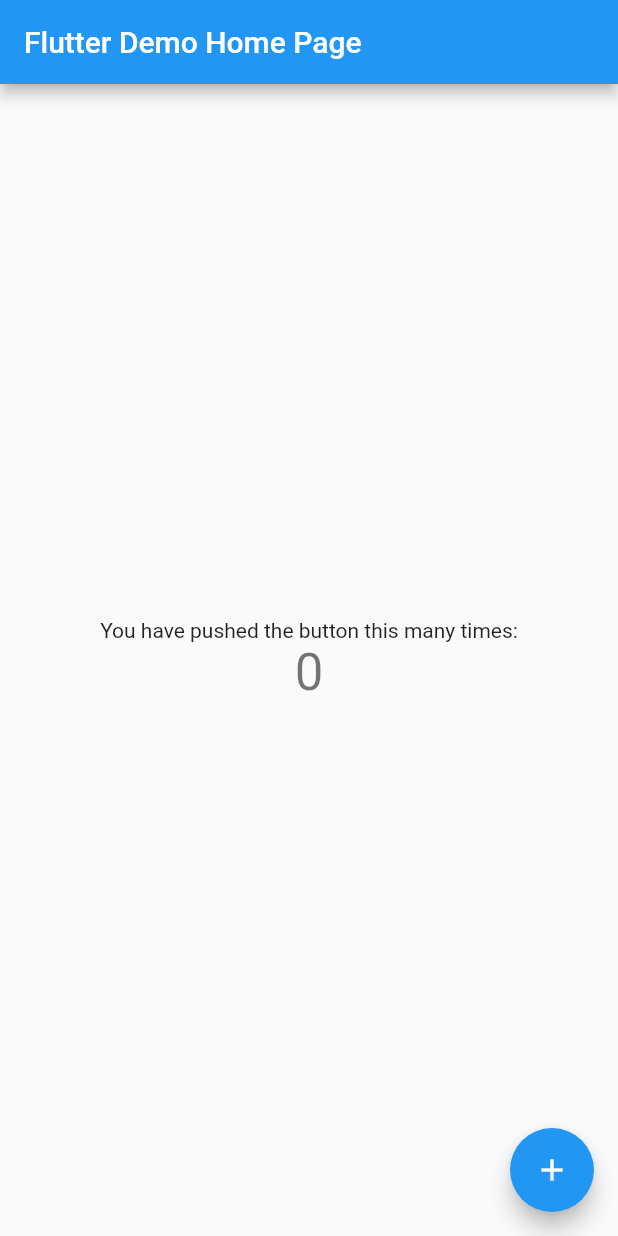
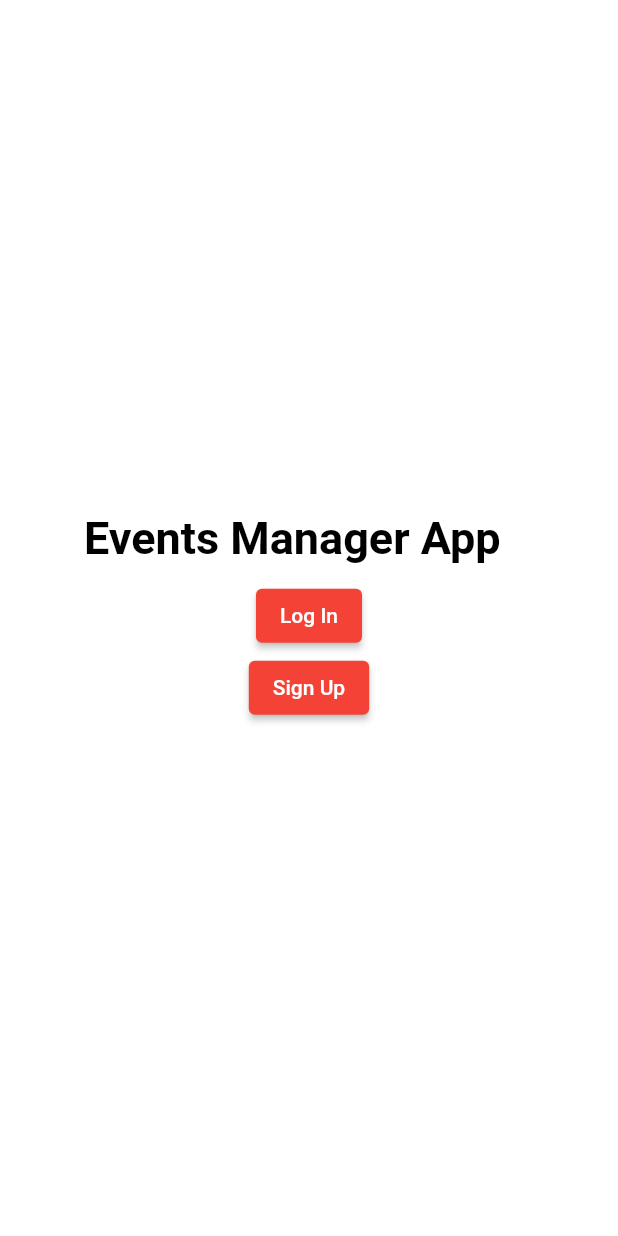
Before and after one commit to PranavNair01/Events_Manager_App, a Flutter app: the screen it shows after launch, on a phone screen of 412 x 824 dp. Run offline on Flutter 3.47's test engine with Material 2 defaults, Android fonts, the phone set to English and light mode, and no system bars; drawn by our look-alikes of animated_text_kit; our stand-ins replace firebase_auth, firebase_core, flutter_signin_button, google_sign_in; accounts and stored records are empty; Roboto replaces fonts that are missing (Agne).

Commit message:
Login and SignUp implemented

```diff
--- a/lib/main.dart
+++ b/lib/main.dart
@@ -1,112 +1,29 @@
 import 'package:flutter/material.dart';
+import 'package:firebase_core/firebase_core.dart';
+import 'screens/welcome_screen.dart';
+import 'screens/signup_page.dart';
+import 'screens/home_screen.dart';
+import 'screens/login_page.dart';
 
-void main() {
+Future<void> main() async{
+  WidgetsFlutterBinding.ensureInitialized();
+  await Firebase.initializeApp();
   runApp(MyApp());
 }
 
 class MyApp extends StatelessWidget {
+
   @override
   Widget build(BuildContext context) {
     return MaterialApp(
-      title: 'Flutter Demo',
-      theme: ThemeData(
-        // This is the theme of your application.
-        //
-        // Try running your application with "flutter run". You'll see the
-        // application has a blue toolbar. Then, without quitting the app, try
-        // changing the primarySwatch below to Colors.green and then invoke
-        // "hot reload" (press "r" in the console where you ran "flutter run",
-        // or simply save your changes to "hot reload" in a Flutter IDE).
-        // Notice that the counter didn't reset back to zero; the application
-        // is not restarted.
-        primarySwatch: Colors.blue,
-      ),
-      home: MyHomePage(title: 'Flutter Demo Home Page'),
+      title: 'Events Manager App',
+      routes: {
+        WelcomeScreen.id : (context) => WelcomeScreen(),
+        SignUpPage.id : (context) => SignUpPage(),
+        LoginPage.id : (context) => LoginPage(),
+        HomeScreen.id : (context) => HomeScreen(),
+      },
+      initialRoute: WelcomeScreen.id,
     );
   }
 }
-
-class MyHomePage extends StatefulWidget {
-  MyHomePage({Key? key, required this.title}) : super(key: key);
-
-  // This widget is the home page of your application. It is stateful, meaning
-  // that it has a State object (defined below) that contains fields that affect
-  // how it looks.
-
-  // This class is the configuration for the state. It holds the values (in this
-  // case the title) provided by the parent (in this case the App widget) and
-  // used by the build method of the State. Fields in a Widget subclass are
-  // always marked "final".
-
-  final String title;
-
-  @override
-  _MyHomePageState createState() => _MyHomePageState();
-}
-
-class _MyHomePageState extends State<MyHomePage> {
-  int _counter = 0;
-
-  void _incrementCounter() {
-    setState(() {
-      // This call to setState tells the Flutter framework that something has
-      // changed in this State, which causes it to rerun the build method below
-      // so that the display can reflect the updated values. If we changed
-      // _counter without calling setState(), then the build method would not be
-      // called again, and so nothing would appear to happen.
-      _counter++;
-    });
-  }
-
-  @override
-  Widget build(BuildContext context) {
-    // This method is rerun every time setState is called, for instance as done
-    // by the _incrementCounter method above.
-    //
-    // The Flutter framework has been optimized to make rerunning build methods
-    // fast, so that you can just rebuild anything that needs updating rather
-    // than having to individually change instances of widgets.
-    return Scaffold(
-      appBar: AppBar(
-        // Here we take the value from the MyHomePage object that was created by
-        // the App.build method, and use it to set our appbar title.
-        title: Text(widget.title),
-      ),
-      body: Center(
-        // Center is a layout widget. It takes a single child and positions it
-        // in the middle of the parent.
-        child: Column(
-          // Column is also a layout widget. It takes a list of children and
-          // arranges them vertically. By default, it sizes itself to fit its
-          // children horizontally, and tries to be as tall as its parent.
-          //
-          // Invoke "debug painting" (press "p" in the console, choose the
-          // "Toggle Debug Paint" action from the Flutter Inspector in Android
-          // Studio, or the "Toggle Debug Paint" command in Visual Studio Code)
-          // to see the wireframe for each widget.
-          //
-          // Column has various properties to control how it sizes itself and
-          // how it positions its children. Here we use mainAxisAlignment to
-          // center the children vertically; the main axis here is the vertical
-          // axis because Columns are vertical (the cross axis would be
-          // horizontal).
-          mainAxisAlignment: MainAxisAlignment.center,
-          children: <Widget>[
-            Text(
-              'You have pushed the button this many times:',
-            ),
-            Text(
-              '$_counter',
-              style: Theme.of(context).textTheme.headline4,
-            ),
-          ],
-        ),
-      ),
-      floatingActionButton: FloatingActionButton(
-        onPressed: _incrementCounter,
-        tooltip: 'Increment',
-        child: Icon(Icons.add),
-      ), // This trailing comma makes auto-formatting nicer for build methods.
-    );
-  }
-}
--- /dev/null
+++ b/lib/screens/welcome_screen.dart
@@ -0,0 +1,79 @@
+import 'package:events_manager_app/screens/login_page.dart';
+import 'package:flutter/material.dart';
+import 'package:animated_text_kit/animated_text_kit.dart';
+import 'package:events_manager_app/screens/signup_page.dart';
+
+class WelcomeScreen extends StatefulWidget {
+  static const String id = '/welcome';
+
+  @override
+  _WelcomeScreenState createState() => _WelcomeScreenState();
+}
+
+class _WelcomeScreenState extends State<WelcomeScreen> {
+  @override
+  Widget build(BuildContext context) {
+    return Scaffold(
+      backgroundColor: Colors.white,
+      body: SafeArea(
+        child: SizedBox.expand(
+          child: Column(
+            mainAxisAlignment: MainAxisAlignment.center,
+            crossAxisAlignment: CrossAxisAlignment.center,
+            children: [
+              SizedBox(
+                width: 300,
+                child: DefaultTextStyle(
+                  style: const TextStyle(
+                    color: Colors.black,
+                    fontSize: 30.0,
+                    fontFamily: 'Agne',
+                    fontWeight: FontWeight.bold,
+                  ),
+                  child: AnimatedTextKit(
+                    animatedTexts: [
+                      TypewriterAnimatedText('Events Manager App'), //TODO: Give good name to app
+                    ],
+                  ),
+                ),
+              ),
+              SizedBox(
+                height: 10.0,
+              ),
+              ElevatedButton(
+                onPressed: (){
+                  Navigator.pushNamed(context, LoginPage.id);
+                },
+                style: ButtonStyle(
+                  backgroundColor: MaterialStateProperty.all(Colors.red),
+
+                ),
+                child: Text(
+                  'Log In',
+                  style: TextStyle(
+                    //fontSize: 25.0,
+                  ),
+                ),
+              ),
+              ElevatedButton(
+                onPressed: (){
+                  Navigator.pushNamed(context, SignUpPage.id);
+                },
+                style: ButtonStyle(
+                  backgroundColor: MaterialStateProperty.all(Colors.red),
+
+                ),
+                child: Text(
+                  'Sign Up',
+                  style: TextStyle(
+                    //fontSize: 25.0,
+                  ),
+                ),
+              )
+            ],
+          ),
+        ),
+      ),
+    );
+  }
+}
--- a/pubspec.yaml
+++ b/pubspec.yaml
@@ -28,6 +28,12 @@ dependencies:
   # The following adds the Cupertino Icons font to your application.
   # Use with the CupertinoIcons class for iOS style icons.
   cupertino_icons: ^1.0.2
+  animated_text_kit: ^4.2.1
+  firebase_core: ^1.3.0
+  firebase_auth: ^1.4.1
+  cloud_firestore: ^2.2.2
+  flutter_signin_button: ^2.0.0
+  google_sign_in: ^5.0.4
 
 dev_dependencies:
   flutter_test:
```
Also changed, not shown: lib/screens/home_screen.dart (added, +22 -0 lines), lib/screens/login_page.dart (added, +143 -0 lines), lib/screens/signup_page.dart (added, +121 -0 lines), pubspec.lock, 2 other files.
